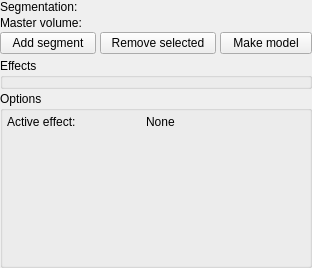
SlicerRt/SlicerRT, file Segmentations/Widgets/Resources/UI/qMRMLSegmentEditorWidget.ui: the form before one commit.
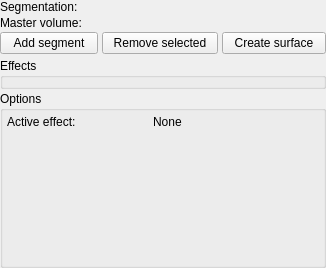
The form after the commit. Icons and pictures are not drawn. Custom widgets are drawn as their Qt base class.

Commit message: Re #757: Added feature for creation/removal of closed surface representation

Patch:
```diff
--- a/Segmentations/Widgets/Resources/UI/qMRMLSegmentEditorWidget.ui
+++ b/Segmentations/Widgets/Resources/UI/qMRMLSegmentEditorWidget.ui
@@ -6,7 +6,7 @@
    <rect>
     <x>0</x>
     <y>0</y>
-    <width>312</width>
+    <width>326</width>
     <height>268</height>
    </rect>
   </property>
@@ -105,17 +105,20 @@
       <widget class="QPushButton" name="MakeModelButton">
        <property name="minimumSize">
         <size>
-         <width>90</width>
+         <width>104</width>
          <height>0</height>
         </size>
        </property>
        <property name="text">
-        <string>Make model</string>
+        <string>Create surface</string>
        </property>
        <property name="icon">
         <iconset resource="../qSlicerSegmentationsModuleWidgets.qrc">
          <normaloff>:/Icons/MakeModel.png</normaloff>:/Icons/MakeModel.png</iconset>
        </property>
+       <property name="checkable">
+        <bool>true</bool>
+       </property>
       </widget>
      </item>
     </layout>
```
Left out of the diff: 4 changed lines with no effect on the pictures. The commit also changes 9 other files.
